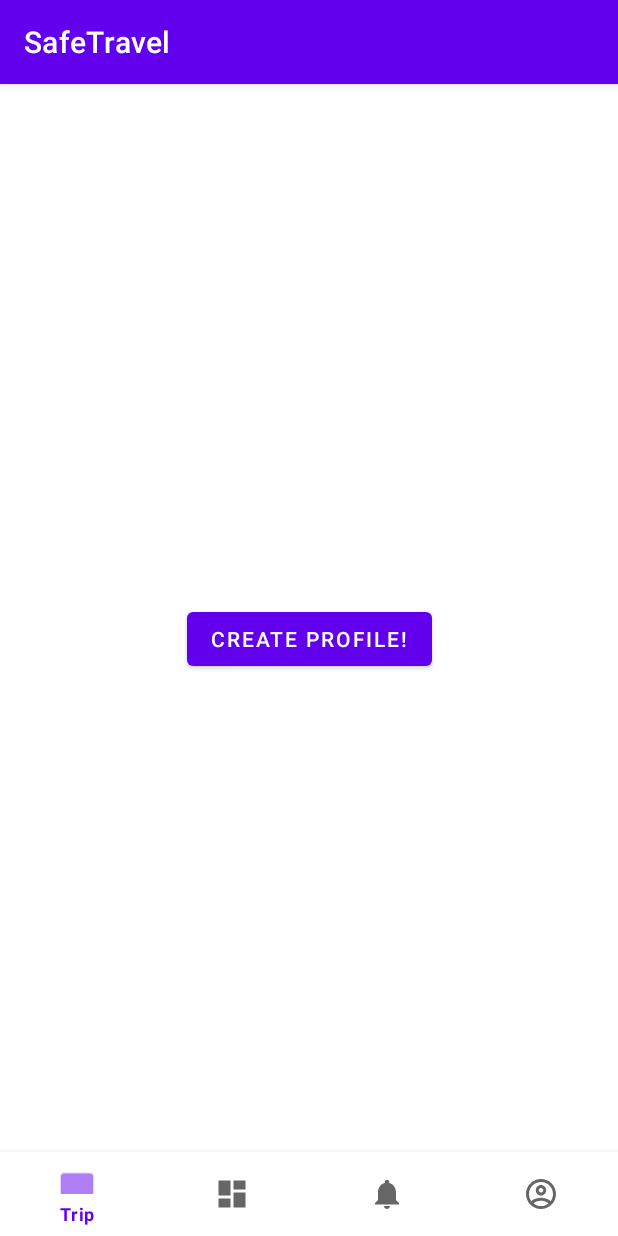
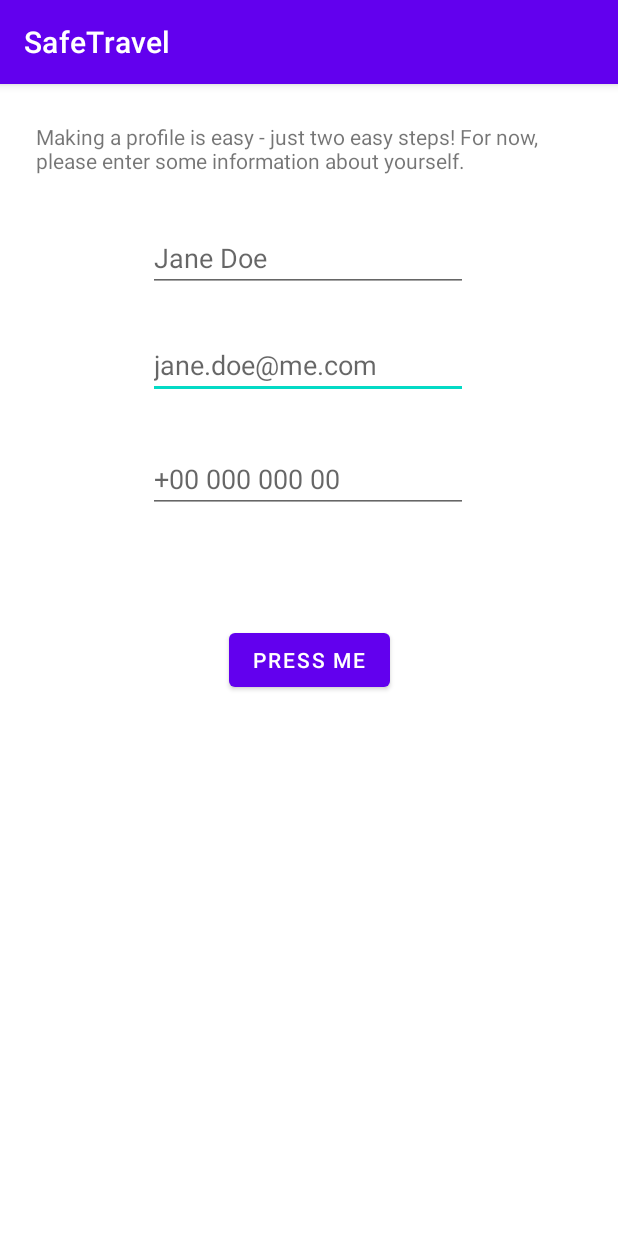
Before and after one commit to denisnzrvs/SafeTravel, an Android app: the screen it shows after launch (MainActivity before the commit, CreateProfile after it), after a tap on "CREATE PROFILE!", on a phone screen of 412 x 824 dp. Run offline under Robolectric (Android 15) with nearby library versions, the phone set to English and light mode, and no system bars.

Commit message:
Profile data writing implemented

```diff
--- a/app/src/main/AndroidManifest.xml
+++ b/app/src/main/AndroidManifest.xml
@@ -13,6 +13,9 @@
         android:theme="@style/Theme.SafeTravel"
         tools:targetApi="31">
         <activity
+            android:name=".CreateProfile"
+            android:exported="false" />
+        <activity
             android:name=".MainActivity"
             android:exported="true"
             android:label="@string/app_name">
--- a/app/src/main/java/com/example/safetravel/MainActivity.java
+++ b/app/src/main/java/com/example/safetravel/MainActivity.java
@@ -1,4 +1,5 @@
 package com.example.safetravel;
+import android.content.Intent;
 import android.os.Bundle;
 import android.view.View;
 import android.widget.Button;
@@ -37,12 +38,11 @@ public class MainActivity extends AppCompatActivity {
             createProfile.setVisibility(View.VISIBLE);
             fragmentContainer.setVisibility(View.GONE);
             Toast.makeText(this, "No profile found! Please, create a new one!", Toast.LENGTH_SHORT).show();
-
+            //Navigate to CreateProfileActivity if profile doesn't exist.
             createProfile.setOnClickListener(new View.OnClickListener() {
                 @Override
                 public void onClick(View v) {
-                    // Handle button click, e.g., navigate to a profile creation fragment
-                    Toast.makeText(MainActivity.this, "Button pressed!", Toast.LENGTH_SHORT).show();
+                    startActivity(new Intent(MainActivity.this, CreateProfile.class));
                 }
             });
         } else {
--- /dev/null
+++ b/app/src/main/res/layout/activity_create_profile.xml
@@ -0,0 +1,71 @@
+<?xml version="1.0" encoding="utf-8"?>
+<androidx.constraintlayout.widget.ConstraintLayout xmlns:android="http://schemas.android.com/apk/res/android"
+    xmlns:app="http://schemas.android.com/apk/res-auto"
+    xmlns:tools="http://schemas.android.com/tools"
+    android:layout_width="match_parent"
+    android:layout_height="match_parent"
+    tools:context=".CreateProfile">
+
+    <EditText
+        android:id="@+id/email_address_input"
+        android:layout_width="wrap_content"
+        android:layout_height="wrap_content"
+        android:ems="10"
+        android:hint="jane.doe@me.com"
+        android:inputType="textEmailAddress"
+        app:layout_constraintBottom_toBottomOf="parent"
+        app:layout_constraintEnd_toEndOf="parent"
+        app:layout_constraintHorizontal_bias="0.497"
+        app:layout_constraintStart_toStartOf="parent"
+        app:layout_constraintTop_toTopOf="parent"
+        app:layout_constraintVertical_bias="0.228" />
+
+    <EditText
+        android:id="@+id/phone_number_input"
+        android:layout_width="wrap_content"
+        android:layout_height="wrap_content"
+        android:autofillHints="AUTOFILL_HINT_PHONE"
+        android:ems="10"
+        android:hint="+00 000 000 00"
+        android:inputType="phone"
+        app:layout_constraintBottom_toBottomOf="parent"
+        app:layout_constraintEnd_toEndOf="parent"
+        app:layout_constraintHorizontal_bias="0.497"
+        app:layout_constraintStart_toStartOf="parent"
+        app:layout_constraintTop_toTopOf="parent"
+        app:layout_constraintVertical_bias="0.333" />
+
+    <EditText
+        android:id="@+id/user_name_input"
+        android:layout_width="wrap_content"
+        android:layout_height="wrap_content"
+        android:ems="10"
+        android:hint="Jane Doe"
+        android:inputType="text|textPersonName"
+        app:layout_constraintBottom_toBottomOf="parent"
+        app:layout_constraintEnd_toEndOf="parent"
+        app:layout_constraintHorizontal_bias="0.497"
+        app:layout_constraintStart_toStartOf="parent"
+        app:layout_constraintTop_toTopOf="parent"
+        app:layout_constraintVertical_bias="0.129" />
+
+    <TextView
+        android:id="@+id/textView"
+        android:layout_width="364dp"
+        android:layout_height="43dp"
+        android:text="Making a profile is easy - just two easy steps! For now, please enter some information about yourself."
+        app:layout_constraintBottom_toTopOf="@+id/user_name_input"
+        app:layout_constraintEnd_toEndOf="parent"
+        app:layout_constraintStart_toStartOf="parent"
+        app:layout_constraintTop_toTopOf="parent" />
+
+    <Button
+        android:id="@+id/btn_user_data_done"
+        android:layout_width="wrap_content"
+        android:layout_height="wrap_content"
+        android:text="Press me"
+        app:layout_constraintBottom_toBottomOf="parent"
+        app:layout_constraintEnd_toEndOf="parent"
+        app:layout_constraintStart_toStartOf="parent"
+        app:layout_constraintTop_toTopOf="parent" />
+</androidx.constraintlayout.widget.ConstraintLayout>
--- a/app/src/main/res/values/strings.xml
+++ b/app/src/main/res/values/strings.xml
@@ -5,6 +5,6 @@
     <string name="title_catalog">Catalog</string>
     <string name="title_archive">Archive</string>
     <string name="title_profile">Profile</string>
-<!-- TODO: Remove or change this placeholder text -->
+    <!-- TODO: Remove or change this placeholder text -->
     <string name="hello_blank_fragment">Hello blank fragment</string>
 </resources>
```
Also changed, not shown: app/src/main/java/com/example/safetravel/CreateProfile.java (added, +69 -0 lines).
